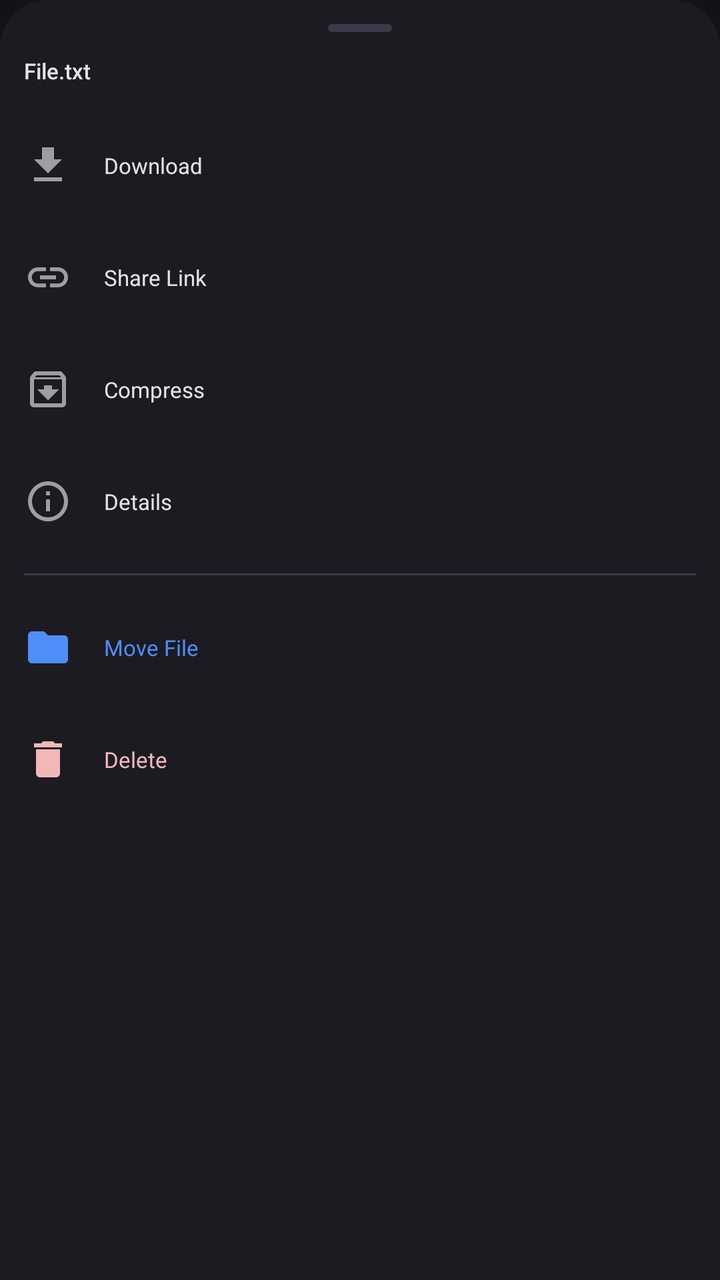
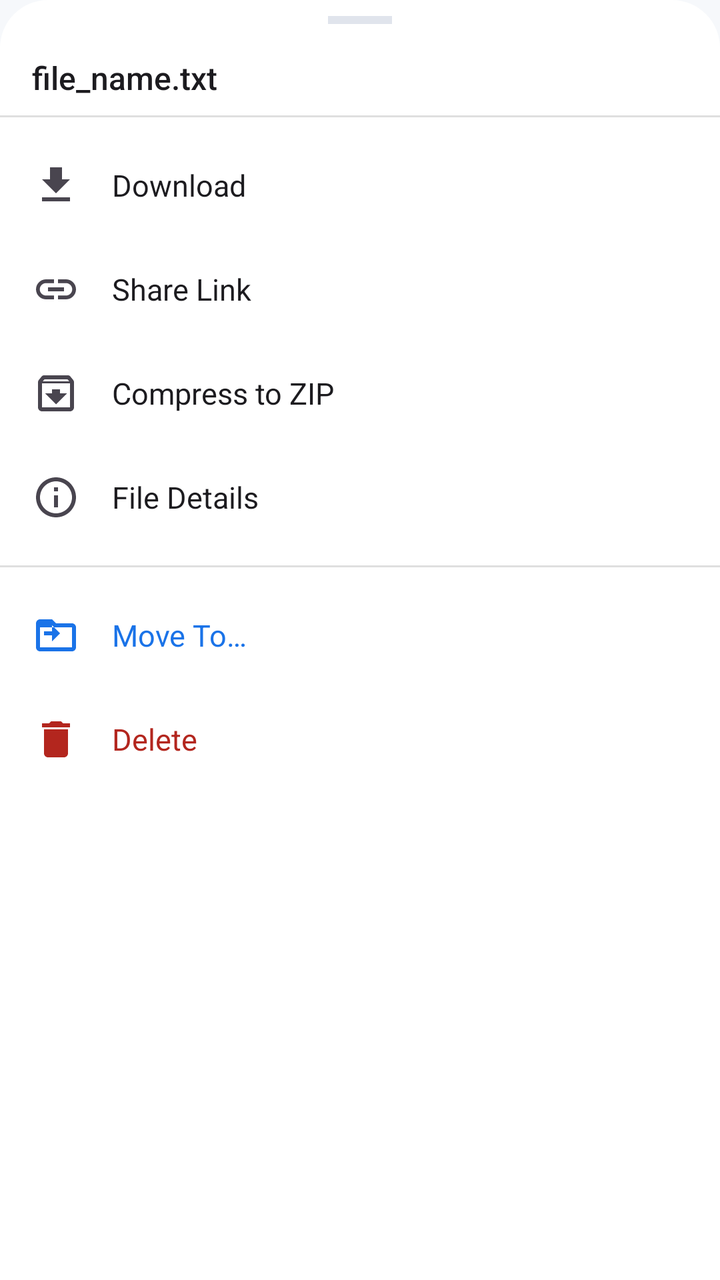

Screens rendered from an Android XML layout before and after an edit, with the pre-edit source and the edit as a unified diff.
<!-- AndroidManifest.xml: application theme Theme.StoreMeNative -->
<!-- res/layout/dialog_file_menu.xml -->
<?xml version="1.0" encoding="utf-8"?>
<LinearLayout xmlns:android="http://schemas.android.com/apk/res/android"
        android:layout_width="match_parent"
        android:layout_height="wrap_content"
        android:background="@drawable/bg_md3_bottom_sheet"
        android:orientation="vertical"
        android:padding="12dp">

    
    <View
        android:layout_width="32dp"
        android:layout_height="4dp"
        android:background="@drawable/bg_md3_nav_bar"
        android:backgroundTint="@color/md3_outline"
        android:layout_gravity="center_horizontal"
        android:layout_marginBottom="12dp"/>

    <TextView
        android:id="@+id/textMenuTitle"
        android:layout_width="match_parent"
        android:layout_height="wrap_content"
        android:text="File.txt"
        android:textSize="11sp"
        android:fontFamily="sans-serif-medium"
        android:textColor="@color/md3_text_primary"
        android:maxLines="1"
        android:ellipsize="middle"
        android:layout_marginBottom="12dp"/>

    
    <LinearLayout
        android:id="@+id/btnMenuDownload"
        android:layout_width="match_parent"
        android:layout_height="56dp"
        android:clickable="true"
        android:focusable="true"
        android:background="?attr/selectableItemBackground"
        android:orientation="horizontal"
        android:gravity="center_vertical">
        <ImageView
        android:layout_width="24dp"
        android:layout_height="24dp"
        android:src="@drawable/ic_download_round"
        android:tint="@color/md3_text_secondary"/>
        <TextView
        android:layout_width="wrap_content"
        android:layout_height="wrap_content"
        android:text="Download"
        android:layout_marginStart="16dp"
        android:textSize="11sp"
        android:textColor="@color/md3_text_primary"/>
    </LinearLayout>

    <LinearLayout
        android:id="@+id/btnMenuShare"
        android:layout_width="match_parent"
        android:layout_height="56dp"
        android:clickable="true"
        android:focusable="true"
        android:background="?attr/selectableItemBackground"
        android:orientation="horizontal"
        android:gravity="center_vertical">
        <ImageView
        android:layout_width="24dp"
        android:layout_height="24dp"
        android:src="@drawable/ic_link"
        android:tint="@color/md3_text_secondary"/>
        <TextView
        android:layout_width="wrap_content"
        android:layout_height="wrap_content"
        android:text="Share Link"
        android:layout_marginStart="16dp"
        android:textSize="11sp"
        android:textColor="@color/md3_text_primary"/>
    </LinearLayout>
    
    <LinearLayout
        android:id="@+id/btnMenuZip"
        android:layout_width="match_parent"
        android:layout_height="56dp"
        android:clickable="true"
        android:focusable="true"
        android:background="?attr/selectableItemBackground"
        android:orientation="horizontal"
        android:gravity="center_vertical">
        <ImageView
        android:layout_width="24dp"
        android:layout_height="24dp"
        android:src="@drawable/ic_archive"
        android:tint="@color/md3_text_secondary"/>
        <TextView
        android:id="@+id/textMenuZip"
        android:layout_width="wrap_content"
        android:layout_height="wrap_content"
        android:text="Compress"
        android:layout_marginStart="16dp"
        android:textSize="11sp"
        android:textColor="@color/md3_text_primary"/>
    </LinearLayout>
    
    <LinearLayout
        android:id="@+id/btnMenuDetails"
        android:layout_width="match_parent"
        android:layout_height="56dp"
        android:clickable="true"
        android:focusable="true"
        android:background="?attr/selectableItemBackground"
        android:orientation="horizontal"
        android:gravity="center_vertical">
        <ImageView
        android:layout_width="24dp"
        android:layout_height="24dp"
        android:src="@drawable/ic_info"
        android:tint="@color/md3_text_secondary"/>
        <TextView
        android:layout_width="wrap_content"
        android:layout_height="wrap_content"
        android:text="Details"
        android:layout_marginStart="16dp"
        android:textSize="11sp"
        android:textColor="@color/md3_text_primary"/>
    </LinearLayout>

    <View
        android:layout_width="match_parent"
        android:layout_height="1dp"
        android:background="@color/md3_outline"
        android:layout_marginVertical="8dp"/>

    
    <LinearLayout
        android:id="@+id/btnMenuMove"
        android:layout_width="match_parent"
        android:layout_height="56dp"
        android:clickable="true"
        android:focusable="true"
        android:background="?attr/selectableItemBackground"
        android:orientation="horizontal"
        android:gravity="center_vertical">
        <ImageView
        android:layout_width="24dp"
        android:layout_height="24dp"
        android:src="@drawable/ic_folder"
        android:tint="@color/md3_primary"/>
        <TextView
        android:layout_width="wrap_content"
        android:layout_height="wrap_content"
        android:text="Move File"
        android:layout_marginStart="16dp"
        android:textSize="11sp"
        android:textColor="@color/md3_primary"/>
    </LinearLayout>

    <LinearLayout
        android:id="@+id/btnMenuRestore"
        android:layout_width="match_parent"
        android:layout_height="56dp"
        android:clickable="true"
        android:focusable="true"
        android:background="?attr/selectableItemBackground"
        android:orientation="horizontal"
        android:gravity="center_vertical"
        android:visibility="gone">
        <ImageView
        android:layout_width="24dp"
        android:layout_height="24dp"
        android:src="@drawable/ic_archive"
        android:tint="@color/md3_success"/>
        <TextView
        android:layout_width="wrap_content"
        android:layout_height="wrap_content"
        android:text="Restore File"
        android:layout_marginStart="16dp"
        android:textSize="11sp"
        android:textColor="@color/md3_success"/>
    </LinearLayout>

    <LinearLayout
        android:id="@+id/btnMenuTrash"
        android:layout_width="match_parent"
        android:layout_height="56dp"
        android:clickable="true"
        android:focusable="true"
        android:background="?attr/selectableItemBackground"
        android:orientation="horizontal"
        android:gravity="center_vertical">
        <ImageView
        android:layout_width="24dp"
        android:layout_height="24dp"
        android:src="@drawable/ic_delete"
        android:tint="@color/md3_error"/>
        <TextView
        android:id="@+id/textMenuTrash"
        android:layout_width="wrap_content"
        android:layout_height="wrap_content"
        android:text="Delete"
        android:layout_marginStart="16dp"
        android:textSize="11sp"
        android:textColor="@color/md3_error"/>
    </LinearLayout>
</LinearLayout>
<!-- resources referenced by this layout -->
<resources>
  <color name="md3_error">#F2B8B8</color>
  <color name="md3_outline">#3A3A4A</color>
  <color name="md3_primary">#4F8EF7</color>
  <color name="md3_success">#81C995</color>
  <color name="md3_text_primary">#E6E1E5</color>
  <color name="md3_text_secondary">#9E9D9F</color>
  <!-- drawable bg_md3_bottom_sheet (drawable) -->
  <?xml version="1.0" encoding="utf-8"?>
  <shape xmlns:android="http://schemas.android.com/apk/res/android">
      <solid android:color="@color/md3_surface"/>
      <corners android:topLeftRadius="24dp" android:topRightRadius="24dp"
               android:bottomLeftRadius="0dp" android:bottomRightRadius="0dp"/>
  </shape>
  <!-- drawable bg_md3_nav_bar (drawable) -->
  <?xml version="1.0" encoding="utf-8"?>
  <shape xmlns:android="http://schemas.android.com/apk/res/android">
      <solid android:color="@color/md3_surface"/>
      <corners android:radius="100dp"/> 
  </shape>
  <!-- drawable ic_delete (drawable) -->
  <vector xmlns:android="http://schemas.android.com/apk/res/android"
      android:width="24dp"
      android:height="24dp"
      android:viewportWidth="24"
      android:viewportHeight="24">
    <path
        android:fillColor="#000000"
        android:pathData="M6,19c0,1.1 0.9,2 2,2h8c1.1,0 2,-0.9 2,-2V7H6v12zM19,4h-3.5l-1,-1h-5l-1,1H5v2h14V4z"/>
  </vector>
  <!-- drawable ic_download_round (drawable) -->
  <vector xmlns:android="http://schemas.android.com/apk/res/android"
      android:width="24dp"
      android:height="24dp"
      android:viewportWidth="24"
      android:viewportHeight="24">
    <path
        android:fillColor="#000000"
        android:pathData="M19,9h-4V3H9v6H5l7,7 7,-7zM5,18v2h14v-2H5z"/>
  </vector>
  <!-- drawable ic_folder (drawable) -->
  <vector xmlns:android="http://schemas.android.com/apk/res/android" android:width="24dp" android:height="24dp" android:viewportWidth="24" android:viewportHeight="24" android:tint="#3B82F6">
      <path android:fillColor="#FF000000" android:pathData="M10,4H4c-1.1,0 -1.99,0.9 -1.99,2L2,18c0,1.1 0.9,2 2,2h16c1.1,0 2,-0.9 2,-2V8c0,-1.1 -0.9,-2 -2,-2h-8l-2,-2z"/>
  </vector>
  <!-- drawable ic_info (drawable) -->
  <vector xmlns:android="http://schemas.android.com/apk/res/android"
      android:width="24dp"
      android:height="24dp"
      android:viewportWidth="24"
      android:viewportHeight="24">
    <path
        android:fillColor="#000000"
        android:pathData="M11,17h2v-6h-2v6zM12,2C6.48,2 2,6.48 2,12s4.48,10 10,10 10,-4.48 10,-10S17.52,2 12,2zM12,20c-4.41,0 -8,-3.59 -8,-8s3.59,-8 8,-8 8,3.59 8,8 -3.59,8 -8,8zM11,9h2V7h-2v2z"/>
  </vector>
  <style name="Theme.StoreMeNative" parent="Theme.MaterialComponents.DayNight.NoActionBar">
          <item name="android:windowBackground">@color/md3_bg</item>
          <item name="android:statusBarColor">@color/md3_bg</item>
          <item name="android:windowLightStatusBar">false</item>
          <item name="colorPrimary">@color/md3_primary</item>
          <item name="colorAccent">@color/md3_primary</item>
          
          
          <item name="colorControlHighlight">#33FFFFFF</item>
      </style>
  <color name="md3_surface">#1C1B22</color>
  <color name="md3_bg">#121218</color>
  <!-- unchanged entries left out for length: 2 -->
</resources>

<!-- the commit's change to res/layout/dialog_file_menu.xml (unified diff, before → after) -->
@@ -1,201 +1,220 @@
 <?xml version="1.0" encoding="utf-8"?>
 <LinearLayout xmlns:android="http://schemas.android.com/apk/res/android"
-        android:layout_width="match_parent"
-        android:layout_height="wrap_content"
-        android:background="@drawable/bg_md3_bottom_sheet"
-        android:orientation="vertical"
-        android:padding="12dp">
+    android:layout_width="match_parent"
+    android:layout_height="wrap_content"
+    android:background="@drawable/bg_md3_bottom_sheet"
+    android:orientation="vertical"
+    android:paddingTop="8dp"
+    android:paddingBottom="16dp">
 
     
     <View
         android:layout_width="32dp"
         android:layout_height="4dp"
-        android:background="@drawable/bg_md3_nav_bar"
-        android:backgroundTint="@color/md3_outline"
+        android:background="@color/md3_outline"
         android:layout_gravity="center_horizontal"
-        android:layout_marginBottom="12dp"/>
-
+        android:layout_marginBottom="16dp"/>
+
+    
     <TextView
         android:id="@+id/textMenuTitle"
         android:layout_width="match_parent"
         android:layout_height="wrap_content"
-        android:text="File.txt"
-        android:textSize="11sp"
+        android:text="file_name.txt"
+        android:textSize="16sp"
         android:fontFamily="sans-serif-medium"
         android:textColor="@color/md3_text_primary"
         android:maxLines="1"
         android:ellipsize="middle"
-        android:layout_marginBottom="12dp"/>
+        android:paddingHorizontal="16dp"
+        android:paddingBottom="8dp"/>
+
+    
+    <View android:layout_width="match_parent" android:layout_height="1dp"
+        android:background="@drawable/divider_light"
+        android:layout_marginBottom="8dp"/>
 
     
     <LinearLayout
         android:id="@+id/btnMenuDownload"
         android:layout_width="match_parent"
-        android:layout_height="56dp"
-        android:clickable="true"
-        android:focusable="true"
-        android:background="?attr/selectableItemBackground"
-        android:orientation="horizontal"
-        android:gravity="center_vertical">
-        <ImageView
-        android:layout_width="24dp"
-        android:layout_height="24dp"
-        android:src="@drawable/ic_download_round"
-        android:tint="@color/md3_text_secondary"/>
-        <TextView
-        android:layout_width="wrap_content"
-        android:layout_height="wrap_content"
-        android:text="Download"
-        android:layout_marginStart="16dp"
-        android:textSize="11sp"
-        android:textColor="@color/md3_text_primary"/>
-    </LinearLayout>
-
+        android:layout_height="52dp"
+        android:clickable="true"
+        android:focusable="true"
+        android:background="?attr/selectableItemBackground"
+        android:orientation="horizontal"
+        android:gravity="center_vertical"
+        android:paddingHorizontal="16dp">
+        <ImageView
+            android:layout_width="24dp"
+            android:layout_height="24dp"
+            android:src="@drawable/ic_download_round"
+            android:tint="@color/md3_text_secondary"
+            android:layout_marginEnd="16dp"/>
+        <TextView
+            android:layout_width="wrap_content"
+            android:layout_height="wrap_content"
+            android:text="Download"
+            android:textSize="15sp"
+            android:textColor="@color/md3_text_primary"/>
+    </LinearLayout>
+
+    
     <LinearLayout
         android:id="@+id/btnMenuShare"
         android:layout_width="match_parent"
-        android:layout_height="56dp"
-        android:clickable="true"
-        android:focusable="true"
-        android:background="?attr/selectableItemBackground"
-        android:orientation="horizontal"
-        android:gravity="center_vertical">
-        <ImageView
-        android:layout_width="24dp"
-        android:layout_height="24dp"
-        android:src="@drawable/ic_link"
-        android:tint="@color/md3_text_secondary"/>
-        <TextView
-        android:layout_width="wrap_content"
-        android:layout_height="wrap_content"
-        android:text="Share Link"
-        android:layout_marginStart="16dp"
-        android:textSize="11sp"
-        android:textColor="@color/md3_text_primary"/>
-    </LinearLayout>
+        android:layout_height="52dp"
+        android:clickable="true"
+        android:focusable="true"
+        android:background="?attr/selectableItemBackground"
+        android:orientation="horizontal"
+        android:gravity="center_vertical"
+        android:paddingHorizontal="16dp">
+        <ImageView
+            android:layout_width="24dp"
+            android:layout_height="24dp"
+            android:src="@drawable/ic_link"
+            android:tint="@color/md3_text_secondary"
+            android:layout_marginEnd="16dp"/>
+        <TextView
+            android:layout_width="wrap_content"
+            android:layout_height="wrap_content"
+            android:text="Share Link"
+            android:textSize="15sp"
+            android:textColor="@color/md3_text_primary"/>
+    </LinearLayout>
+
     
     <LinearLayout
         android:id="@+id/btnMenuZip"
         android:layout_width="match_parent"
-        android:layout_height="56dp"
-        android:clickable="true"
-        android:focusable="true"
-        android:background="?attr/selectableItemBackground"
-        android:orientation="horizontal"
-        android:gravity="center_vertical">
-        <ImageView
-        android:layout_width="24dp"
-        android:layout_height="24dp"
-        android:src="@drawable/ic_archive"
-        android:tint="@color/md3_text_secondary"/>
-        <TextView
-        android:id="@+id/textMenuZip"
-        android:layout_width="wrap_content"
-        android:layout_height="wrap_content"
-        android:text="Compress"
-        android:layout_marginStart="16dp"
-        android:textSize="11sp"
-        android:textColor="@color/md3_text_primary"/>
-    </LinearLayout>
+        android:layout_height="52dp"
+        android:clickable="true"
+        android:focusable="true"
+        android:background="?attr/selectableItemBackground"
+        android:orientation="horizontal"
+        android:gravity="center_vertical"
+        android:paddingHorizontal="16dp">
+        <ImageView
+            android:layout_width="24dp"
+            android:layout_height="24dp"
+            android:src="@drawable/ic_archive"
+            android:tint="@color/md3_text_secondary"
+            android:layout_marginEnd="16dp"/>
+        <TextView
+            android:id="@+id/textMenuZip"
+            android:layout_width="wrap_content"
+            android:layout_height="wrap_content"
+            android:text="Compress to ZIP"
+            android:textSize="15sp"
+            android:textColor="@color/md3_text_primary"/>
+    </LinearLayout>
+
     
     <LinearLayout
         android:id="@+id/btnMenuDetails"
         android:layout_width="match_parent"
-        android:layout_height="56dp"
-        android:clickable="true"
-        android:focusable="true"
-        android:background="?attr/selectableItemBackground"
-        android:orientation="horizontal"
-        android:gravity="center_vertical">
-        <ImageView
-        android:layout_width="24dp"
-        android:layout_height="24dp"
-        android:src="@drawable/ic_info"
-        android:tint="@color/md3_text_secondary"/>
-        <TextView
-        android:layout_width="wrap_content"
-        android:layout_height="wrap_content"
-        android:text="Details"
-        android:layout_marginStart="16dp"
-        android:textSize="11sp"
-        android:textColor="@color/md3_text_primary"/>
-    </LinearLayout>
-
-    <View
-        android:layout_width="match_parent"
-        android:layout_height="1dp"
-        android:background="@color/md3_outline"
+        android:layout_height="52dp"
+        android:clickable="true"
+        android:focusable="true"
+        android:background="?attr/selectableItemBackground"
+        android:orientation="horizontal"
+        android:gravity="center_vertical"
+        android:paddingHorizontal="16dp">
+        <ImageView
+            android:layout_width="24dp"
+            android:layout_height="24dp"
+            android:src="@drawable/ic_info"
+            android:tint="@color/md3_text_secondary"
+            android:layout_marginEnd="16dp"/>
+        <TextView
+            android:layout_width="wrap_content"
+            android:layout_height="wrap_content"
+            android:text="File Details"
+            android:textSize="15sp"
+            android:textColor="@color/md3_text_primary"/>
+    </LinearLayout>
+
+    
+    <View android:layout_width="match_parent" android:layout_height="1dp"
+        android:background="@drawable/divider_light"
         android:layout_marginVertical="8dp"/>
 
     
     <LinearLayout
         android:id="@+id/btnMenuMove"
         android:layout_width="match_parent"
-        android:layout_height="56dp"
-        android:clickable="true"
-        android:focusable="true"
-        android:background="?attr/selectableItemBackground"
-        android:orientation="horizontal"
-        android:gravity="center_vertical">
-        <ImageView
-        android:layout_width="24dp"
-        android:layout_height="24dp"
-        android:src="@drawable/ic_folder"
-        android:tint="@color/md3_primary"/>
-        <TextView
-        android:layout_width="wrap_content"
-        android:layout_height="wrap_content"
-        android:text="Move File"
-        android:layout_marginStart="16dp"
-        android:textSize="11sp"
-        android:textColor="@color/md3_primary"/>
-    </LinearLayout>
-
+        android:layout_height="52dp"
+        android:clickable="true"
+        android:focusable="true"
+        android:background="?attr/selectableItemBackground"
+        android:orientation="horizontal"
+        android:gravity="center_vertical"
+        android:paddingHorizontal="16dp">
+        <ImageView
+            android:layout_width="24dp"
+            android:layout_height="24dp"
+            android:src="@drawable/ic_move_to"
+            android:tint="@color/md3_primary"
+            android:layout_marginEnd="16dp"/>
+        <TextView
+            android:layout_width="wrap_content"
+            android:layout_height="wrap_content"
+            android:text="Move To…"
+            android:textSize="15sp"
+            android:textColor="@color/md3_primary"/>
+    </LinearLayout>
+
+    
     <LinearLayout
         android:id="@+id/btnMenuRestore"
         android:layout_width="match_parent"
-        android:layout_height="56dp"
-        android:clickable="true"
-        android:focusable="true"
-        android:background="?attr/selectableItemBackground"
-        android:orientation="horizontal"
-        android:gravity="center_vertical"
+        android:layout_height="52dp"
+        android:clickable="true"
+        android:focusable="true"
+        android:background="?attr/selectableItemBackground"
+        android:orientation="horizontal"
+        android:gravity="center_vertical"
+        android:paddingHorizontal="16dp"
         android:visibility="gone">
         <ImageView
-        android:layout_width="24dp"
-        android:layout_height="24dp"
-        android:src="@drawable/ic_archive"
-        android:tint="@color/md3_success"/>
-        <TextView
-        android:layout_width="wrap_content"
-        android:layout_height="wrap_content"
-        android:text="Restore File"
-        android:layout_marginStart="16dp"
-        android:textSize="11sp"
-        android:textColor="@color/md3_success"/>
-    </LinearLayout>
-
+            android:layout_width="24dp"
+            android:layout_height="24dp"
+            android:src="@drawable/ic_archive"
+            android:tint="@color/md3_success"
+            android:layout_marginEnd="16dp"/>
+        <TextView
+            android:layout_width="wrap_content"
+            android:layout_height="wrap_content"
+            android:text="Restore File"
+            android:textSize="15sp"
+            android:textColor="@color/md3_success"/>
+    </LinearLayout>
+
+    
     <LinearLayout
         android:id="@+id/btnMenuTrash"
         android:layout_width="match_parent"
-        android:layout_height="56dp"
-        android:clickable="true"
-        android:focusable="true"
-        android:background="?attr/selectableItemBackground"
-        android:orientation="horizontal"
-        android:gravity="center_vertical">
-        <ImageView
-        android:layout_width="24dp"
-        android:layout_height="24dp"
-        android:src="@drawable/ic_delete"
-        android:tint="@color/md3_error"/>
-        <TextView
-        android:id="@+id/textMenuTrash"
-        android:layout_width="wrap_content"
-        android:layout_height="wrap_content"
-        android:text="Delete"
-        android:layout_marginStart="16dp"
-        android:textSize="11sp"
-        android:textColor="@color/md3_error"/>
-    </LinearLayout>
+        android:layout_height="52dp"
+        android:clickable="true"
+        android:focusable="true"
+        android:background="?attr/selectableItemBackground"
+        android:orientation="horizontal"
+        android:gravity="center_vertical"
+        android:paddingHorizontal="16dp">
+        <ImageView
+            android:layout_width="24dp"
+            android:layout_height="24dp"
+            android:src="@drawable/ic_delete"
+            android:tint="@color/md3_error"
+            android:layout_marginEnd="16dp"/>
+        <TextView
+            android:id="@+id/textMenuTrash"
+            android:layout_width="wrap_content"
+            android:layout_height="wrap_content"
+            android:text="Delete"
+            android:textSize="15sp"
+            android:textColor="@color/md3_error"/>
+    </LinearLayout>
+
 </LinearLayout>
<!-- resource entries referenced after the edit -->
@@ -1,11 +1,11 @@
 <!-- resources referenced by this layout -->
 <resources>
-  <color name="md3_error">#F2B8B8</color>
-  <color name="md3_outline">#3A3A4A</color>
-  <color name="md3_primary">#4F8EF7</color>
-  <color name="md3_success">#81C995</color>
-  <color name="md3_text_primary">#E6E1E5</color>
-  <color name="md3_text_secondary">#9E9D9F</color>
+  <color name="md3_error">#B3261E</color>
+  <color name="md3_outline">#E0E4EC</color>
+  <color name="md3_primary">#1A73E8</color>
+  <color name="md3_success">#188038</color>
+  <color name="md3_text_primary">#1C1B1F</color>
+  <color name="md3_text_secondary">#49454F</color>
   <!-- drawable bg_md3_bottom_sheet (drawable) -->
   <?xml version="1.0" encoding="utf-8"?>
   <shape xmlns:android="http://schemas.android.com/apk/res/android">
@@ -13,11 +13,10 @@
       <corners android:topLeftRadius="24dp" android:topRightRadius="24dp"
                android:bottomLeftRadius="0dp" android:bottomRightRadius="0dp"/>
   </shape>
-  <!-- drawable bg_md3_nav_bar (drawable) -->
+  <!-- drawable divider_light (drawable) -->
   <?xml version="1.0" encoding="utf-8"?>
-  <shape xmlns:android="http://schemas.android.com/apk/res/android">
-      <solid android:color="@color/md3_surface"/>
-      <corners android:radius="100dp"/> 
+  <shape xmlns:android="http://schemas.android.com/apk/res/android" android:shape="rectangle">
+      <solid android:color="#20000000"/>
   </shape>
   <!-- drawable ic_delete (drawable) -->
   <vector xmlns:android="http://schemas.android.com/apk/res/android"
@@ -39,10 +38,6 @@
         android:fillColor="#000000"
         android:pathData="M19,9h-4V3H9v6H5l7,7 7,-7zM5,18v2h14v-2H5z"/>
   </vector>
-  <!-- drawable ic_folder (drawable) -->
-  <vector xmlns:android="http://schemas.android.com/apk/res/android" android:width="24dp" android:height="24dp" android:viewportWidth="24" android:viewportHeight="24" android:tint="#3B82F6">
-      <path android:fillColor="#FF000000" android:pathData="M10,4H4c-1.1,0 -1.99,0.9 -1.99,2L2,18c0,1.1 0.9,2 2,2h16c1.1,0 2,-0.9 2,-2V8c0,-1.1 -0.9,-2 -2,-2h-8l-2,-2z"/>
-  </vector>
   <!-- drawable ic_info (drawable) -->
   <vector xmlns:android="http://schemas.android.com/apk/res/android"
       android:width="24dp"
@@ -53,18 +48,35 @@
         android:fillColor="#000000"
         android:pathData="M11,17h2v-6h-2v6zM12,2C6.48,2 2,6.48 2,12s4.48,10 10,10 10,-4.48 10,-10S17.52,2 12,2zM12,20c-4.41,0 -8,-3.59 -8,-8s3.59,-8 8,-8 8,3.59 8,8 -3.59,8 -8,8zM11,9h2V7h-2v2z"/>
   </vector>
-  <style name="Theme.StoreMeNative" parent="Theme.MaterialComponents.DayNight.NoActionBar">
+  <!-- drawable ic_move_to (drawable) -->
+  <vector xmlns:android="http://schemas.android.com/apk/res/android"
+      android:width="24dp"
+      android:height="24dp"
+      android:viewportWidth="24"
+      android:viewportHeight="24">
+    <path
+        android:pathData="M20,6h-8l-2,-2H4C2.9,4 2.01,4.9 2.01,6L2,18c0,1.1 0.9,2 2,2h16c1.1,0 2,-0.9 2,-2V8c0,-1.1 -0.9,-2 -2,-2zM20,18H4V8h16v10zM10.01,15v-3h-4v-2h4V7l4,4 -4,4z"
+        android:fillColor="#FFFFFF"/>
+  </vector>
+  <style name="Theme.StoreMeNative" parent="Theme.MaterialComponents.Light.NoActionBar">
           <item name="android:windowBackground">@color/md3_bg</item>
-          <item name="android:statusBarColor">@color/md3_bg</item>
-          <item name="android:windowLightStatusBar">false</item>
+          <item name="android:statusBarColor">@color/md3_surface</item>
+          <item name="android:windowLightStatusBar">true</item>
+          <item name="android:navigationBarColor">@color/md3_surface</item>
+          <item name="android:windowLightNavigationBar">true</item>
           <item name="colorPrimary">@color/md3_primary</item>
+          <item name="colorPrimaryVariant">@color/md3_primary</item>
           <item name="colorAccent">@color/md3_primary</item>
-          
-          
-          <item name="colorControlHighlight">#33FFFFFF</item>
+          <item name="colorSurface">@color/md3_surface</item>
+          <item name="colorOnSurface">@color/md3_text_primary</item>
+          <item name="colorError">@color/md3_error</item>
+          <item name="colorControlHighlight">#1A1A73E8</item>
+          <item name="colorControlNormal">@color/md3_text_secondary</item>
+          <item name="android:textColorPrimary">@color/md3_text_primary</item>
+          <item name="android:textColorSecondary">@color/md3_text_secondary</item>
       </style>
-  <color name="md3_surface">#1C1B22</color>
-  <color name="md3_bg">#121218</color>
+  <color name="md3_surface">#FFFFFF</color>
+  <color name="md3_bg">#F6F8FB</color>
   <!-- unchanged entries left out for length: 2 -->
 </resources>
 
